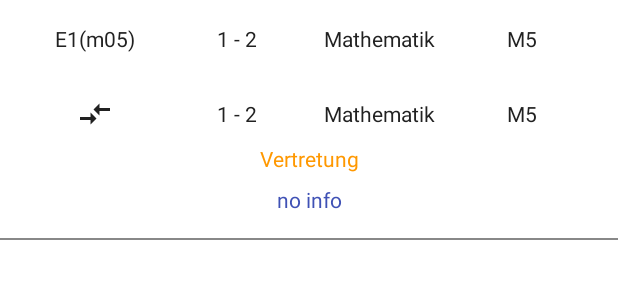
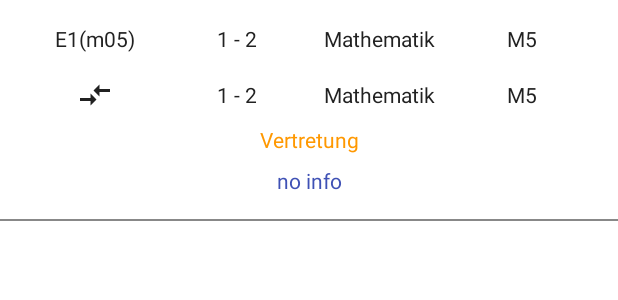
Before and after one commit to C0rr4do/ETS, an Android app: the layout substitution_item.xml on its own in the app's theme, with its tools: preview values and no code run, on a phone screen of 412 x 824 dp. Shown: the top 300 px of the screen. Run offline under Robolectric (Android 15) with nearby library versions, the phone set to English and light mode, and no system bars; plain views replace ExpansionHeader, ExpansionLayout.

```diff
--- a/etsapp/app/build.gradle
+++ b/etsapp/app/build.gradle
@@ -37,7 +37,6 @@ android {
 }
 
 dependencies {
-    implementation "org.jetbrains.kotlin:kotlin-stdlib:$kotlin_version"
     implementation 'androidx.core:core-ktx:1.6.0'
     implementation 'androidx.appcompat:appcompat:1.3.1'
     implementation 'com.google.android.material:material:1.4.0'
@@ -53,6 +52,9 @@ dependencies {
     // RecyclerView
     implementation 'androidx.recyclerview:recyclerview:1.2.1'
 
+    // WorkManager
+    implementation "androidx.work:work-runtime-ktx:$work_version"
+
     // ExpansionPanel
     implementation 'com.github.florent37:expansionpanel:1.2.4'
 
--- a/etsapp/app/src/main/java/com/ets/app/utils/Correctness.kt
+++ b/etsapp/app/src/main/java/com/ets/app/model/Correctness.kt
@@ -1,4 +1,4 @@
-package com.ets.app.utils
+package com.ets.app.model
 
 enum class Correctness {
     CORRECT,
--- a/etsapp/app/src/main/java/com/ets/app/utils/BindingUtil.kt
+++ b/etsapp/app/src/main/java/com/ets/app/utils/BindingUtil.kt
@@ -6,6 +6,7 @@ import android.widget.TextView
 import androidx.core.content.ContextCompat
 import androidx.databinding.BindingAdapter
 import com.ets.app.R
+import com.ets.app.model.Correctness
 import com.ets.app.model.Course
 import com.ets.app.model.Subject
 import com.ets.app.model.SubstitutionType
--- a/etsapp/app/src/main/res/layout/substitution_item.xml
+++ b/etsapp/app/src/main/res/layout/substitution_item.xml
@@ -5,9 +5,9 @@
 
     <data>
 
+        <import type="com.ets.app.model.Correctness" />
+
         <import type="android.view.View" />
-
-        <import type="com.ets.app.utils.Correctness" />
 
         <variable
             name="substitution"
@@ -19,21 +19,19 @@
         android:layout_height="wrap_content"
         android:orientation="vertical">
 
-        <!-- This second LinearLayout is necessary to have a separator line without padding -->
-        <com.google.android.material.circularreveal.CircularRevealLinearLayout
+        <LinearLayout
             android:layout_width="match_parent"
             android:layout_height="wrap_content"
-            android:orientation="vertical"
-            android:padding="@dimen/default_padding">
+            android:orientation="vertical">
 
             <com.github.florent37.expansionpanel.ExpansionHeader
                 android:layout_width="match_parent"
                 android:layout_height="wrap_content"
+                android:padding="@dimen/default_padding"
                 app:expansion_layout="@id/expansionLayout"
                 app:expansion_toggleOnClick="true">
 
                 <!-- HEADER -->
-
                 <com.google.android.material.circularreveal.CircularRevealLinearLayout
                     android:layout_width="match_parent"
                     android:layout_height="wrap_content">
@@ -89,22 +87,24 @@
                         android:textSize="@dimen/default_text_size"
                         tools:layout_editor_absoluteX="8dp"
                         tools:text="M5" />
+
                 </com.google.android.material.circularreveal.CircularRevealLinearLayout>
+
 
             </com.github.florent37.expansionpanel.ExpansionHeader>
 
             <com.github.florent37.expansionpanel.ExpansionLayout
                 android:id="@+id/expansionLayout"
+                android:paddingHorizontal="@dimen/default_padding"
                 android:layout_width="match_parent"
                 android:layout_height="wrap_content">
 
                 <!-- CONTENT -->
-
                 <com.google.android.material.circularreveal.CircularRevealLinearLayout
                     android:layout_width="match_parent"
+                    android:paddingBottom="@dimen/default_padding"
                     android:layout_height="wrap_content"
-                    android:orientation="vertical"
-                    android:paddingTop="@dimen/default_padding">
+                    android:orientation="vertical">
 
                     <com.google.android.material.circularreveal.CircularRevealLinearLayout
                         android:layout_width="match_parent"
@@ -182,11 +182,11 @@
                         android:textColor="@color/special"
                         android:visibility="@{substitution.infoText.isEmpty() ? View.GONE : View.VISIBLE}"
                         tools:text="no info" />
+
                 </com.google.android.material.circularreveal.CircularRevealLinearLayout>
 
             </com.github.florent37.expansionpanel.ExpansionLayout>
-
-        </com.google.android.material.circularreveal.CircularRevealLinearLayout>
+        </LinearLayout>
 
         <!-- Bottom Separator Line-->
         <View
--- a/etsapp/build.gradle
+++ b/etsapp/build.gradle
@@ -2,11 +2,12 @@
 // Top-level build file where you can add configuration options common to all sub-projects/modules.
 buildscript {
     ext {
-        kotlin_version = "1.5.30"
         navigationVersion = "2.3.5"
+        work_version = "2.6.0"
     }
     repositories {
         google()
+        mavenCentral()
         jcenter()
     }
     dependencies {
@@ -21,6 +22,7 @@ buildscript {
 allprojects {
     repositories {
         google()
+        mavenCentral()
         jcenter()
     }
 }
```
